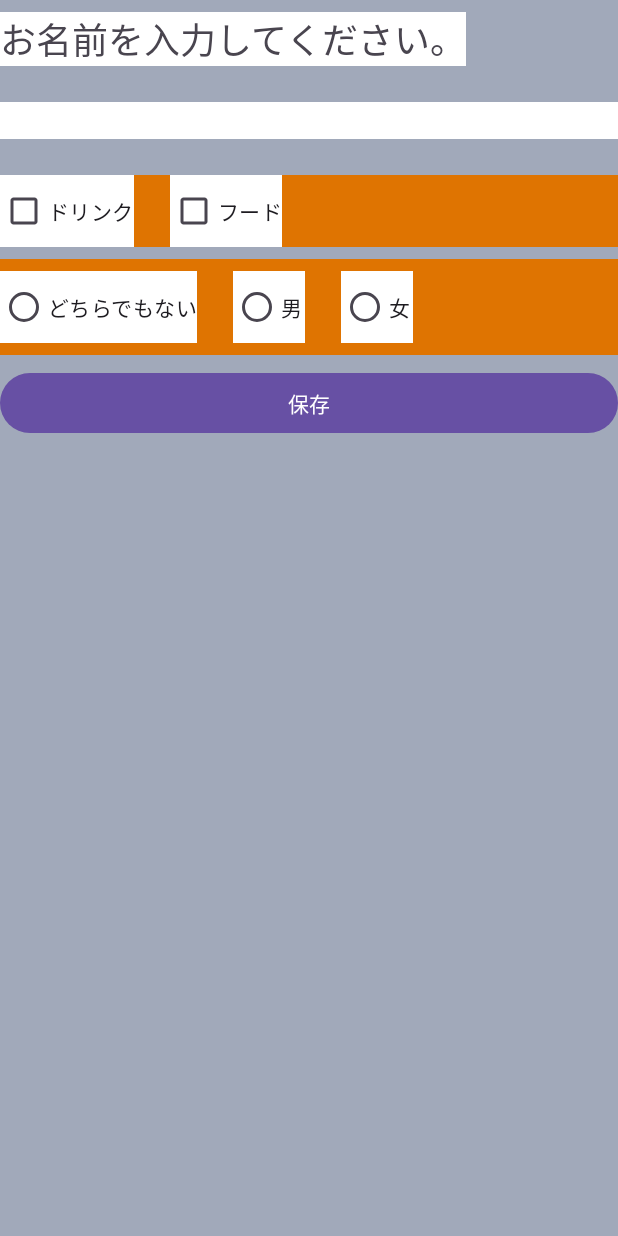
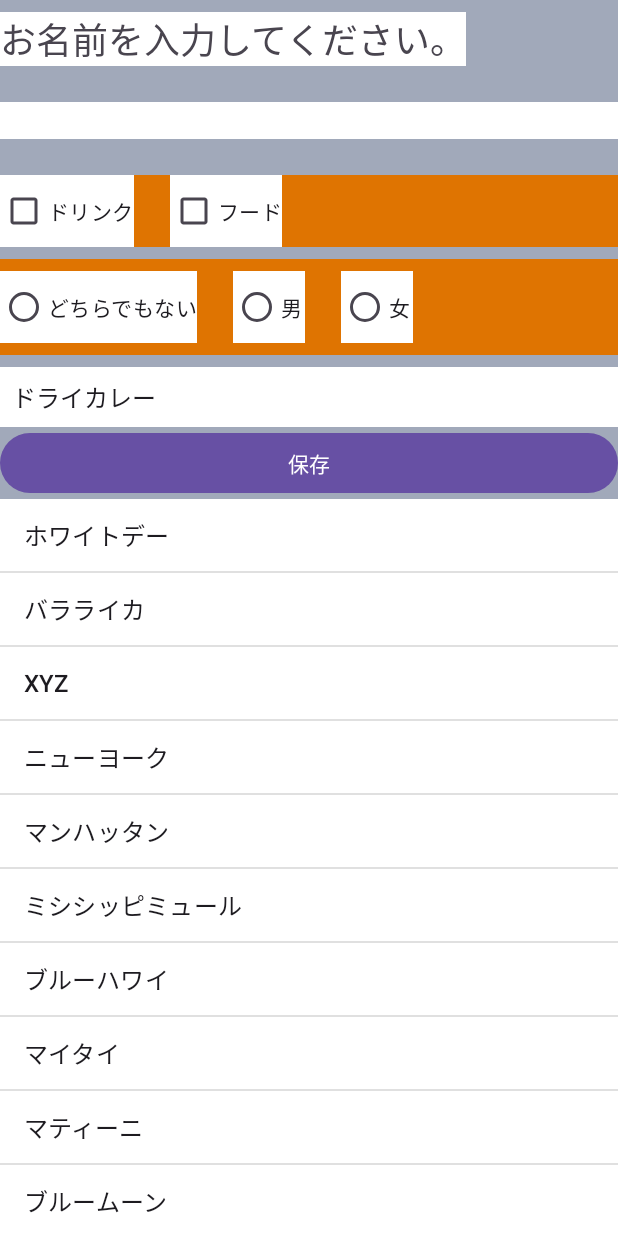
Before and after one commit to itc-s22021/Android1, an Android app: the screen it shows after launch (MainActivity), on a phone screen of 412 x 824 dp. Run offline under Robolectric (Android 15) with nearby library versions, the phone set to English and light mode, and no system bars.

Commit message:
リストの追加

```diff
--- a/ViewSample/app/src/main/res/layout/activity_main.xml
+++ b/ViewSample/app/src/main/res/layout/activity_main.xml
@@ -85,10 +85,26 @@
 
     </RadioGroup>
 
+    <Spinner
+        android:id="@+id/spCurryList"
+        android:layout_width="match_parent"
+        android:layout_height="wrap_content"
+        android:background="#ffffff"
+        android:entries="@array/sp_curry_list"
+        android:paddingTop="8dp"
+        android:paddingBottom="8dp" />
+
     <Button
         android:id="@+id/btSave"
         android:layout_width="match_parent"
         android:layout_height="wrap_content"
         android:text="@string/bt_save" />
 
+    <ListView
+        android:layout_width="match_parent"
+        android:layout_height="0dp"
+        android:layout_weight="1"
+        android:background="#ffffff"
+        android:entries="@array/lv_cocktaillist" />
+
 </LinearLayout>
--- a/ViewSample/app/src/main/res/values/strings.xml
+++ b/ViewSample/app/src/main/res/values/strings.xml
@@ -7,4 +7,27 @@
     <string name="rb_male">男</string>
     <string name="rb_female">女</string>
     <string name="rb_none">どちらでもない</string>
+
+    <string-array name="sp_curry_list">
+        <item>ドライカレー</item>
+        <item>カツカレー</item>
+        <item>ビーフカレー</item>
+        <item>チキンカレー</item>
+        <item>キーマカレー</item>
+        <item>グリーンカレー</item>
+    </string-array>
+
+    <string-array name="lv_cocktaillist">
+        <item>ホワイトデー</item>
+        <item>バラライカ</item>
+        <item>XYZ</item>
+        <item>ニューヨーク</item>
+        <item>マンハッタン</item>
+        <item>ミシシッピミュール</item>
+        <item>ブルーハワイ</item>
+        <item>マイタイ</item>
+        <item>マティーニ</item>
+        <item>ブルームーン</item>
+        <item>モヒート</item>
+    </string-array>
 </resources>
```
